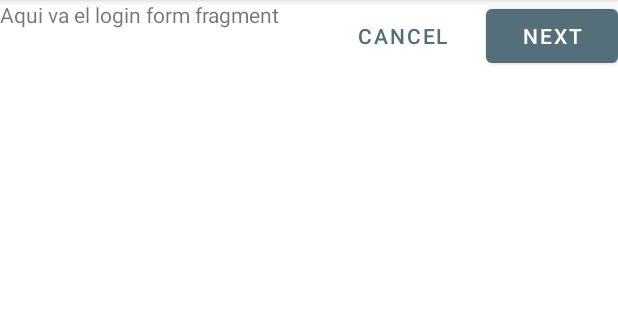
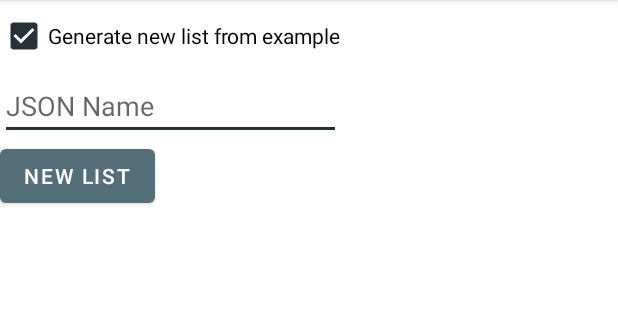
Before and after one commit to SergioGon1980/listillas, an Android app: the screen it shows after launch (LoginActivity before the commit, JsonActivity after it), on a phone screen of 412 x 824 dp, the part 84-404 px from its top. Run offline under Robolectric (Android 15) with nearby library versions, the phone set to English and light mode, and no system bars.

Commit message:
feat: json service create directory and file

```diff
--- a/app/src/main/AndroidManifest.xml
+++ b/app/src/main/AndroidManifest.xml
@@ -9,6 +9,9 @@
         android:roundIcon="@mipmap/ic_launcher_round"
         android:supportsRtl="true"
         android:theme="@style/Theme.Listillas">
+        <activity
+            android:name=".json.JsonActivity"
+            android:exported="false" />
         <activity
             android:name=".login.LoginActivity"
             android:exported="false" />
--- a/app/src/main/java/com/example/listillas/MainActivity.kt
+++ b/app/src/main/java/com/example/listillas/MainActivity.kt
@@ -3,9 +3,9 @@ package com.example.listillas
 import android.content.Intent
 import androidx.appcompat.app.AppCompatActivity
 import android.os.Bundle
-import android.view.LayoutInflater
-import android.view.Menu
+import com.example.listillas.config.ConfigService
 import com.example.listillas.databinding.ActivityMainBinding
+import com.example.listillas.json.JsonActivity
 import com.example.listillas.list.ListaActivity
 import com.example.listillas.login.LoginActivity
 
@@ -18,17 +18,27 @@ class MainActivity : AppCompatActivity() {
         _binding = ActivityMainBinding.inflate(layoutInflater)
         setContentView(binding.root)
 
+        val config = ConfigService()
+
         // TODO: check configuration an pass parameters to login Activity
         val isLogged = false
 
         if (isLogged){
             startActivity(Intent(this, ListaActivity::class.java).apply { })
-        }else {
+        }/*else {
             // TODO: Is firebase or local?
             //val isLocal = true
             val intentLogin = Intent(this, LoginActivity::class.java)
-            intentLogin.putExtra("isLocal", false)
+            intentLogin.putExtra("isLocal", config.isLocal())
             startActivity (intentLogin)
+        }*/
+
+        if (config.isLocal()) {
+            startActivity(Intent(this, JsonActivity::class.java))
+        }else {
+            val intent = Intent(this, LoginActivity::class.java)
+            intent.putExtra("isLocal", config.isLocal())
+            startActivity(intent)
         }
     }
 
--- /dev/null
+++ b/app/src/main/java/com/example/listillas/config/ConfigService.kt
@@ -0,0 +1,10 @@
+package com.example.listillas.config
+
+class ConfigService {
+
+    //TODO: get real configuration from user data
+
+    fun isLocal(): Boolean {
+        return true
+    }
+}
--- /dev/null
+++ b/app/src/main/java/com/example/listillas/json/JsonActivity.kt
@@ -0,0 +1,49 @@
+package com.example.listillas.json
+
+import androidx.appcompat.app.AppCompatActivity
+import android.os.Bundle
+import android.util.Log
+import android.view.Menu
+import android.view.MenuItem
+import com.example.listillas.R
+import com.example.listillas.databinding.ActivityJsonBinding
+import com.example.listillas.menu.MenuHandler
+
+class JsonActivity : AppCompatActivity() {
+
+    private lateinit var _binding: ActivityJsonBinding
+    private val binding get() = _binding
+
+    override fun onCreate(savedInstanceState: Bundle?) {
+        super.onCreate(savedInstanceState)
+        _binding = ActivityJsonBinding.inflate(layoutInflater)
+        setContentView(binding.root)
+
+        binding.createJsonBtn.setOnClickListener(){
+            createJsonHandler()
+        }
+    }
+
+    // Menu
+    override fun onCreateOptionsMenu(menu: Menu?): Boolean {
+        menuInflater.inflate(R.menu.menu,menu)
+        return super.onCreateOptionsMenu(menu)
+    }
+
+    override fun onOptionsItemSelected(item: MenuItem): Boolean {
+        var menuHandler = MenuHandler(this,"Json")
+        menuHandler.itemHandler(item)
+        if (menuHandler.intent != null) {
+            startActivity(menuHandler.intent)
+        }
+        return super.onOptionsItemSelected(item)
+    }
+
+    fun createJsonHandler() {
+        val jsonService = JsonService(this)
+        jsonService.createJsonFile(
+            binding.jsonName.text.toString(),
+            binding.exampleCheck.isChecked
+        )
+    }
+}
--- a/app/src/main/java/com/example/listillas/list/ListaActivity.kt
+++ b/app/src/main/java/com/example/listillas/list/ListaActivity.kt
@@ -36,7 +36,9 @@ class ListaActivity : AppCompatActivity() {
         val listService = ListService(this)
         list = listService.list
         val listLayout = findViewById<LinearLayout>(R.id.listLayout)
+
         addListToLayout(listLayout)
+
 
         // Definimos una variable para usar el newButton
         val newItem = findViewById<FloatingActionButton>(R.id.newButton)
--- /dev/null
+++ b/app/src/main/res/layout/activity_json.xml
@@ -0,0 +1,44 @@
+<?xml version="1.0" encoding="utf-8"?>
+<FrameLayout xmlns:android="http://schemas.android.com/apk/res/android"
+    xmlns:app="http://schemas.android.com/apk/res-auto"
+    xmlns:tools="http://schemas.android.com/tools"
+    android:layout_width="match_parent"
+    android:layout_height="match_parent"
+    tools:context=".json.JsonActivity">
+
+    <LinearLayout
+        android:layout_width="wrap_content"
+        android:layout_height="wrap_content"
+        android:orientation="vertical">
+
+
+        <CheckBox
+            android:id="@+id/exampleCheck"
+            android:layout_width="wrap_content"
+            android:layout_height="wrap_content"
+            style="@style/Widget.AppCompat.CompoundButton.CheckBox"
+            android:checked="true"
+            android:text="Generate new list from example">
+
+        </CheckBox>
+
+        <com.google.android.material.textfield.TextInputEditText
+            android:id="@+id/jsonName"
+            android:hint="JSON Name"
+            android:layout_width="match_parent"
+            android:layout_height="wrap_content">
+        </com.google.android.material.textfield.TextInputEditText>
+
+
+        <com.google.android.material.button.MaterialButton
+            android:id="@+id/createJsonBtn"
+            style="@style/Widget.MaterialComponents.Button"
+            android:layout_width="wrap_content"
+            android:layout_height="wrap_content"
+            android:text="New List">
+
+        </com.google.android.material.button.MaterialButton>
+
+    </LinearLayout>
+
+</FrameLayout>
```
Also changed, not shown: app/src/main/assets/example.json (+30 -0 lines), app/src/main/java/com/example/listillas/json/JsonService.kt (added, +52 -0 lines), app/src/main/java/com/example/listillas/list/ListService.kt (+15 -6 lines), app/src/main/res/layout/activity_lista.xml (+26 -13 lines).
